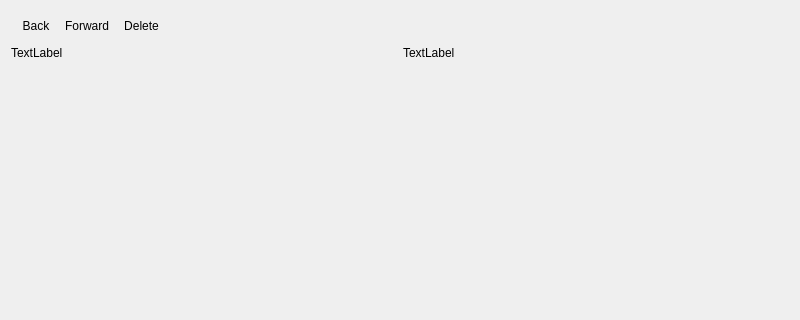
vahagnIV/gago-ui, file src/modules/calibration/calibrator/rectified_image_view_window.ui: the form before one commit; both pictures show x 0 to 800 and y 0 to 320 of the 800 by 600 pixel window.
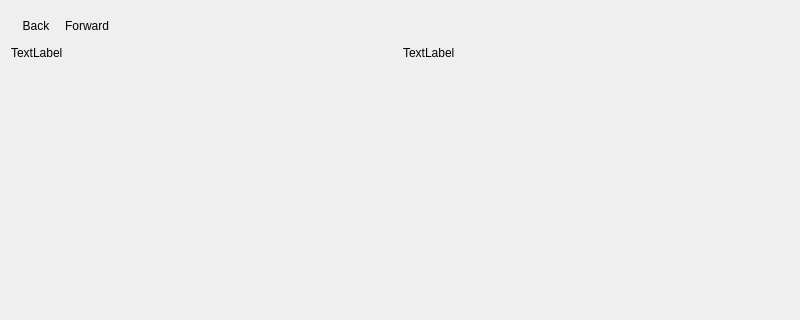
The form after the commit. Icons and pictures are not drawn.

What changed in the file:
```diff
--- a/src/modules/calibration/calibrator/rectified_image_view_window.ui
+++ b/src/modules/calibration/calibrator/rectified_image_view_window.ui
@@ -21,7 +21,6 @@
      </property>
      <addaction name="actionBack"/>
      <addaction name="actionForward"/>
-     <addaction name="actionDelete"/>
     </widget>
    </item>
    <item>
@@ -97,17 +96,6 @@
     <string>Right</string>
    </property>
   </action>
-  <action name="actionDelete">
-   <property name="icon">
-    <iconset theme="remove"/>
-   </property>
-   <property name="text">
-    <string>Delete</string>
-   </property>
-   <property name="shortcut">
-    <string>Del</string>
-   </property>
-  </action>
  </widget>
  <resources/>
  <connections/>
```
